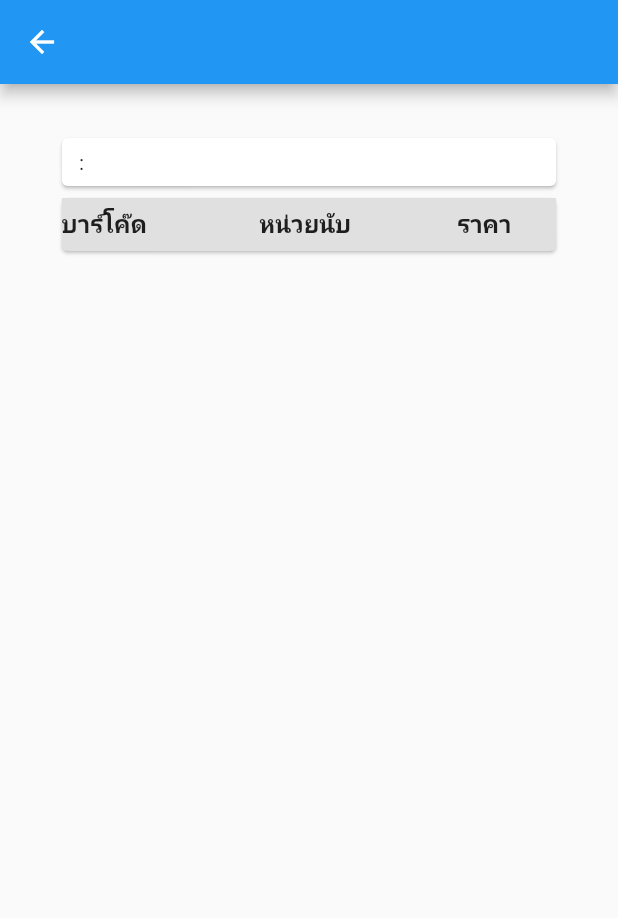
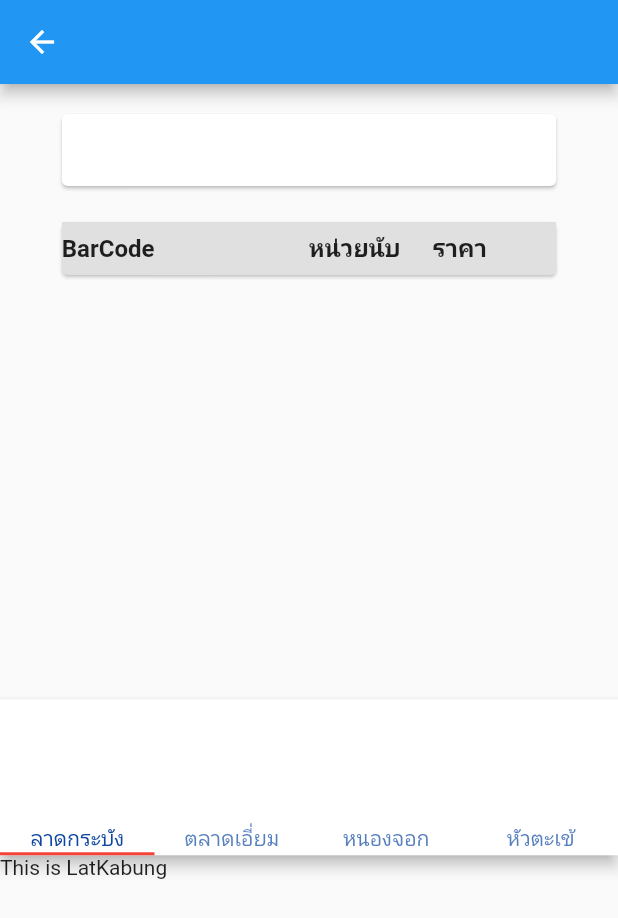
Before and after one commit to KctPiyawat/RawinPornShop, a Flutter app: the DetailProduct screen opened directly with empty values, on a phone screen of 412 x 824 dp. Shown: the top 918 px of the screen. Run offline on Flutter 3.47's test engine with Material 2 defaults, Android fonts, the phone set to English and light mode, and no system bars; our stand-ins replace dio, flutter_swiper, google_fonts; missing offline and left inert: barcode_scan, fontisto_flutter.

Commit message:
finish 7Aug

```diff
--- a/lib/widget/detail_product.dart
+++ b/lib/widget/detail_product.dart
@@ -6,11 +6,14 @@ import 'package:flutter_swiper/flutter_swiper.dart';
 import 'package:intl/intl.dart';
 import 'package:rawinpornshop/models/search_model.dart';
 import 'package:rawinpornshop/utility/my_style.dart';
+import 'package:rawinpornshop/widget/euamp.dart';
+import 'package:rawinpornshop/widget/huajakai.dart';
+import 'package:rawinpornshop/widget/latkabung.dart';
+import 'package:rawinpornshop/widget/nongjok.dart';
 
 class DetailProduct extends StatefulWidget {
   final SearchModel searchModel;
   DetailProduct({Key key, this.searchModel});
-
   @override
   _DetailProductState createState() => _DetailProductState();
 }
@@ -29,12 +32,16 @@ class _DetailProductState extends State<DetailProduct> {
 
   Future<Null> readPLs() async {
     var objPLs = model.pLs;
+    print('objPLs ==>> ${objPLs.toString()}');
+
     for (var plsModel in objPLs) {
       Map<String, dynamic> map = plsModel.toJson();
       PLs pLs = PLs.fromJson(map);
+
       String testPrice = pLs.price9;
       if (testPrice.isNotEmpty) {
         double douTestPrice = double.parse(testPrice);
+
         if (douTestPrice != 0) {
           setState(() {
             plss.add(pLs);
@@ -48,51 +55,91 @@ class _DetailProductState extends State<DetailProduct> {
   Widget build(BuildContext context) {
     return Scaffold(
       appBar: AppBar(),
-      body: Column(
+      body: SingleChildScrollView(
+        child: Column(
           children: <Widget>[
             MyStyle().sizedBox16(),
-          // buildText(context, 'รหัสสินค้า : ${model.code}'),
+            buildText(context, model.code, model.name),
             MyStyle().sizedBox16(),
-          buildText(context, model.code,model.name),
             showListPLs(),
+            MyStyle().sizedBox16(),
             showPicture(),
+            MyStyle().sizedBox16(),
+            buildTabHost(),
           ],
+        ),
+      ),
+    );
+  }
+
+  Widget buildTabHost() {
+    List<Widget> widgets = [Latkabung(), Euamp(), Nongjok(), Hunjakai()];
+    List<Widget> tabWidgets = [
+      Text('ลาดกระบัง'),
+      Text('ตลาดเอี่ยม'),
+      Text('หนองจอก'),
+      Text('หัวตะเข้')
+    ];
+
+    return Container(
+      height: 300,
+      child: DefaultTabController(
+        length: widgets.length,
+        child: Scaffold(
+          appBar: AppBar(
+            backgroundColor: Colors.white,
+            // title: Text('สาขา',style: MyStyle().titleH3(),),
+            leading: SizedBox(),
+            bottom: TabBar(
+              tabs: tabWidgets,
+              labelColor: Colors.blue.shade900,
+              indicatorColor: Colors.red,
+              // indicatorWeight: 6.0,                                                                                                                                                                                                                                                  ,
+            ),
+          ),
+          body: TabBarView(children: widgets),
+        ),
       ),
     );
   }
 
   Widget buildText(BuildContext context, String string, String string2) {
-    return Row(
-      mainAxisAlignment: MainAxisAlignment.center,
-      children: <Widget>[
-        Card(
+    return Card(
       child: Container(
         padding: EdgeInsets.all(8),
         width: MediaQuery.of(context).size.width * 0.8,
-              child: Container(width: 300,
-                child: Row(
+        child: Column(
+          mainAxisSize: MainAxisSize.min,
           children: <Widget>[
+            Row(
+              children: [
                 Text(
                   string,
                   style: TextStyle(color: Colors.red),
                 ),
-                    Text(' : '),
-                    Text(
+              ],
+            ),
+            Row(
+              children: [
+                Container(
+                  width: MediaQuery.of(context).size.width * 0.8 - 20,
+                  child: Text(
                     string2,
-                      style: TextStyle(color: Colors.blue)
+                    style: TextStyle(color: Colors.blue.shade700),
+                  ),
                 ),
               ],
             ),
-              )),
+          ],
         ),
-      ],
+      ),
     );
   }
 
   Widget showListPLs() {
     return Card(
       child: Container(
-        // padding: EdgeInsets.all(8),
+        // padding: EdgeInsets.all(2),
         width: MediaQuery.of(context).size.width * 0.8,
         child: Column(
           children: <Widget>[
@@ -104,12 +151,12 @@ class _DetailProductState extends State<DetailProduct> {
                   Expanded(
                     flex: 2,
                     child: Text(
-                      'บาร์โค๊ด',
+                      'BarCode',
                       style: MyStyle().titleH3(),
                     ),
                   ),
                   Expanded(
-                    flex: 2,
+                    flex: 1,
                     child: Text(
                       'หน่วยนับ',
                       style: MyStyle().titleH3(),
@@ -136,7 +183,7 @@ class _DetailProductState extends State<DetailProduct> {
                     child: Text(plss[index].barcode),
                   ),
                   Expanded(
-                    flex: 2,
+                    flex: 1,
                     child: Text(plss[index].unitName),
                   ),
                   Expanded(
@@ -159,6 +206,7 @@ class _DetailProductState extends State<DetailProduct> {
       result = '-';
     } else {
       double priceDou = double.parse(price9.trim());
+
       if (priceDou == 0) {
         result = '-';
       } else {
@@ -182,17 +230,13 @@ class _DetailProductState extends State<DetailProduct> {
       }
     }
 
-    // uint8Lists.add(base64Decode(model.pic1));
-    // uint8Lists.add(base64Decode(model.pic2));
-    // uint8Lists.add(base64Decode(model.pic3));
-    // uint8Lists.add(base64Decode(model.pic4));
-
     return Container(
       height: MediaQuery.of(context).size.height * 0.3,
       child: Swiper(
         itemCount: uint8Lists.length,
         itemBuilder: (context, index) => Image.memory(uint8Lists[index]),
         pagination: SwiperPagination(),
+        // control: SwiperControl(),
       ),
     );
   }
--- /dev/null
+++ b/lib/widget/latkabung.dart
@@ -0,0 +1,16 @@
+import 'package:flutter/material.dart';
+
+
+class Latkabung extends StatefulWidget {
+  @override
+  _LatkabungState createState() => _LatkabungState();
+}
+
+class _LatkabungState extends State<Latkabung> {
+  @override
+  Widget build(BuildContext context) {
+    return Scaffold(
+      body: Text('This is LatKabung'),
+    );
+  }
+}
--- a/lib/widget/search_product.dart
+++ b/lib/widget/search_product.dart
@@ -3,6 +3,7 @@ import 'package:dio/dio.dart';
 import 'package:flutter/material.dart';
 import 'package:fontisto_flutter/fontisto_flutter.dart';
 import 'package:rawinpornshop/models/search_model.dart';
+import 'package:rawinpornshop/utility/my_constant.dart';
 import 'package:rawinpornshop/utility/my_style.dart';
 import 'package:rawinpornshop/utility/normal_dialog.dart';
 import 'package:rawinpornshop/widget/detail_product.dart';
@@ -48,7 +49,7 @@ class _SearchProductState extends State<SearchProduct> {
     }
 
     String url =
-        'http://210.86.171.110:89/webapi3/api/limit?name=$search&start=$start&end=$amountSearch';
+        '${MyConstant().domain}/webapi3/api/limit?name=$search&start=$start&end=$amountSearch';
     try {
       Response response = await Dio().get(url);
       // print(object(response));
@@ -272,7 +273,7 @@ class _SearchProductState extends State<SearchProduct> {
 
       }
       String url1 =
-          'http://210.86.171.110:89/webapi3/api/limit?name=$qrCode&start=1&end=10';
+          '${MyConstant().domain}/webapi3/api/limit?name=$qrCode&start=1&end=10';
       await Dio().get(url1).then((value) {
         // print('value  =============================... $value');
 
```
Also changed, not shown: lib/utility/my_constant.dart (added, +11 -0 lines), lib/widget/euamp.dart (added, +17 -0 lines), lib/widget/huajakai.dart (added, +16 -0 lines), lib/widget/nongjok.dart (added, +17 -0 lines). Lines whose indentation alone changed are shown as unchanged.
